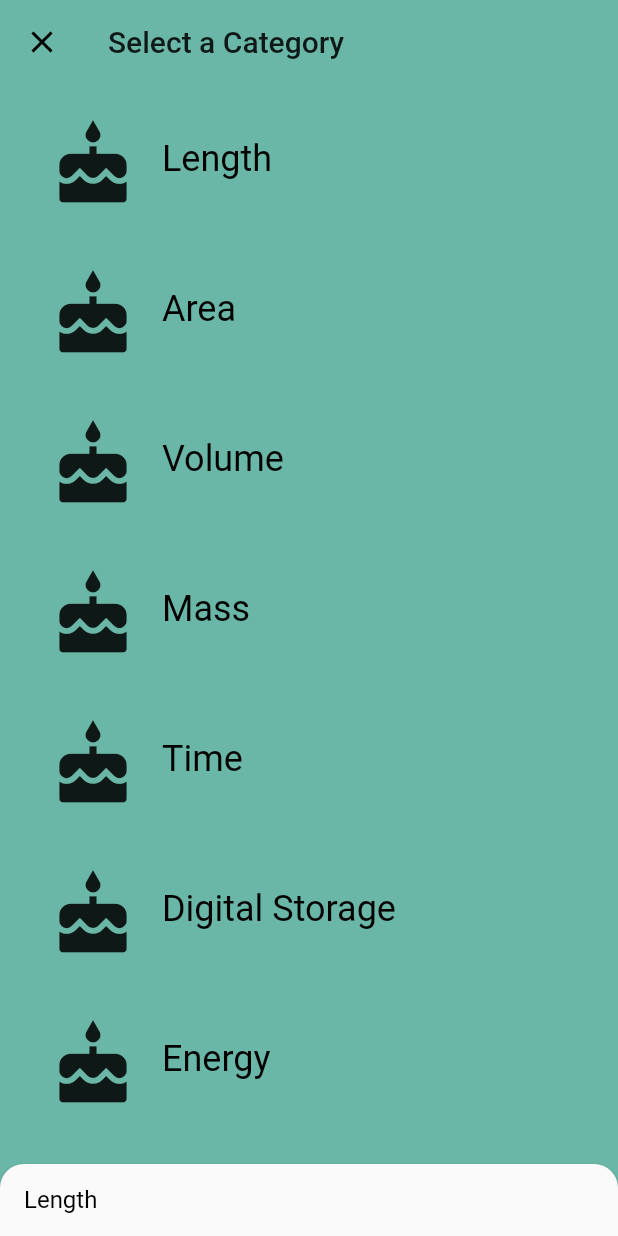
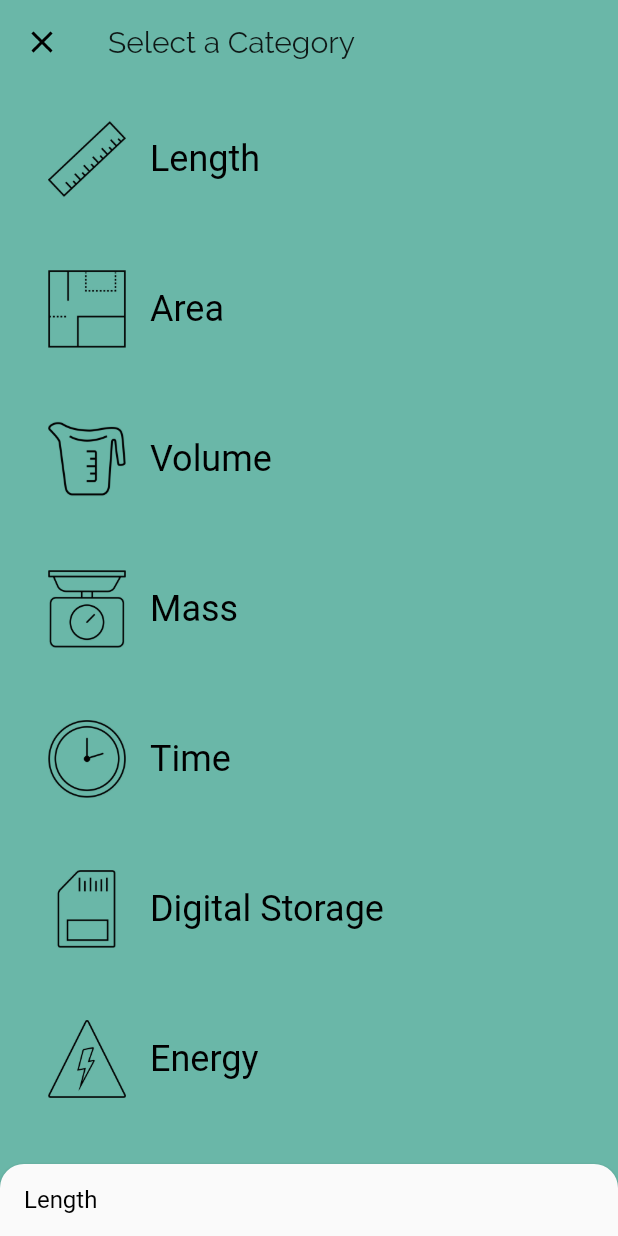
Before and after one commit to uurde/unit_converter, a Flutter app: the screen it shows after launch, on a phone screen of 412 x 824 dp. Run offline on Flutter 3.47's test engine with Material 2 defaults, Android fonts, the phone set to English and light mode, and no system bars.

Commit message:
custom icons added

```diff
--- a/lib/category_route.dart
+++ b/lib/category_route.dart
@@ -58,6 +58,17 @@ class _CategoryRouteState extends State<CategoryRoute> {
     }),
   ];
 
+  static const _icons = <String>[
+    'assets/icons/length.png',
+    'assets/icons/area.png',
+    'assets/icons/volume.png',
+    'assets/icons/mass.png',
+    'assets/icons/time.png',
+    'assets/icons/digital_storage.png',
+    'assets/icons/power.png',
+    'assets/icons/currency.png',
+  ];
+
   @override
   Future<void> didChangeDependencies() async {
     super.didChangeDependencies();
@@ -68,7 +79,7 @@ class _CategoryRouteState extends State<CategoryRoute> {
 
   Future<void> _retrieveLocalCategories() async {
     final json = DefaultAssetBundle.of(context)
-        .loadString('assets/data/goofy_units.json');
+        .loadString('assets/data/regular_units.json');
     final data = JsonDecoder().convert(await json);
     if (data is! Map) {
       throw ('Data retrieved from API is not a Map');
@@ -82,7 +93,7 @@ class _CategoryRouteState extends State<CategoryRoute> {
         name: key,
         units: units,
         color: _baseColors[categoryIndex],
-        iconLocation: Icons.cake,
+        iconLocation: _icons[categoryIndex],
       );
       setState(() {
         if (categoryIndex == 0) {
--- a/lib/main.dart
+++ b/lib/main.dart
@@ -12,6 +12,7 @@ class UnitConverterApp extends StatelessWidget {
       debugShowCheckedModeBanner: false,
       title: 'Unit Converter',
       theme: ThemeData(
+        fontFamily: 'Raleway',
         textTheme: Theme.of(context).textTheme.apply(
               bodyColor: Colors.black,
               displayColor: Colors.grey[600],
```
Also changed, not shown: lib/category.dart (+3 -69 lines), lib/category_tile.dart (+2 -25 lines), pubspec.yaml (+13 -13 lines), assets/icons/area.png (added), assets/icons/currency.png (added), assets/icons/digital_storage.png (added), assets/icons/length.png (added), assets/icons/mass.png (added), assets/icons/power.png (added), assets/icons/time.png (added), assets/icons/volume.png (added), third_party/Raleway-Regular.ttf (added).
